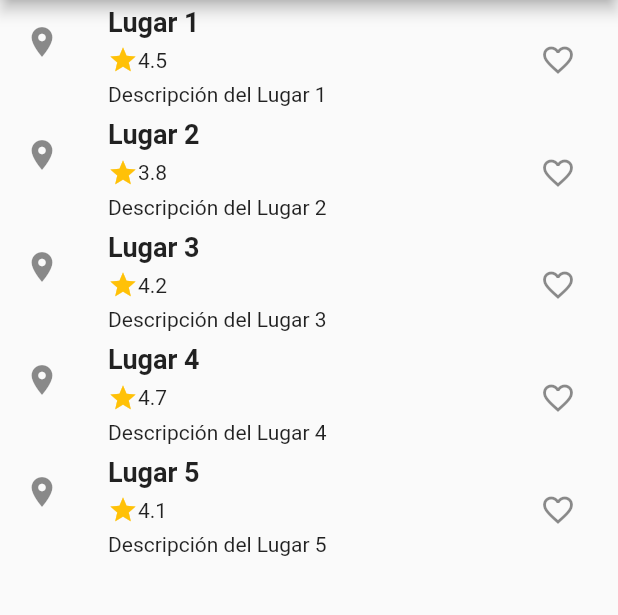
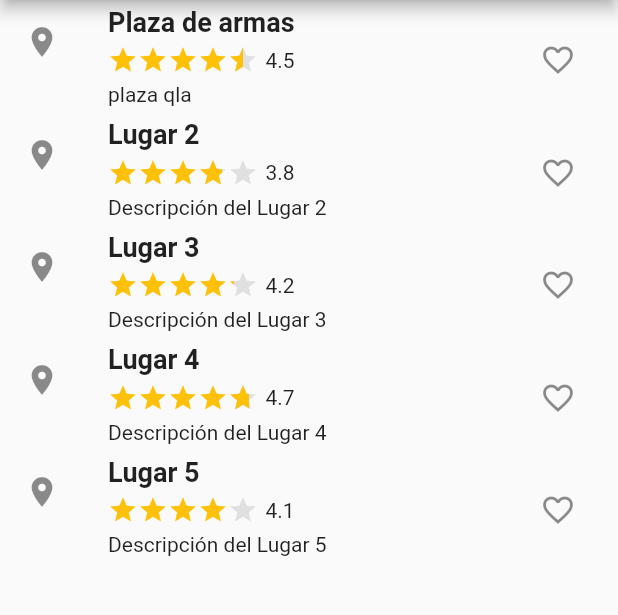
Before and after one commit to christianLizama/proyectoTecnologiasMoviles, a Flutter app: the LugaresCercanos screen opened by its route, on a phone screen of 412 x 824 dp, the part 84-699 px from its top. Run offline on Flutter 3.47's test engine with Material 2 defaults, Android fonts, the phone set to English and light mode, and no system bars; drawn by our look-alikes of flutter_rating_bar; our stand-ins replace avatar_glow, speech_to_text; missing offline and left inert: qr_code_scanner.

Commit message:
valoracion con 5 estrellitas

```diff
--- a/lib/pages/lugares_cercanos.dart
+++ b/lib/pages/lugares_cercanos.dart
@@ -1,4 +1,5 @@
 import 'package:flutter/material.dart';
+import 'package:flutter_rating_bar/flutter_rating_bar.dart';
 
 class Lugar {
   final String nombre;
@@ -25,8 +26,8 @@ class _LugaresCercanosState extends State<LugaresCercanos> {
   final TextEditingController _searchController = TextEditingController();
   List<Lugar> lugaresCercanos = [
     Lugar(
-      nombre: 'Lugar 1',
-      descripcion: 'Descripción del Lugar 1',
+      nombre: 'Plaza de armas',
+      descripcion: 'plaza qla',
       calificacion: 4.5,
     ),
     Lugar(
@@ -125,11 +126,18 @@ class _LugaresCercanosState extends State<LugaresCercanos> {
                 const SizedBox(height: 5),
                 Row(
                   children: [
-                    Icon(
-                      Icons.star,
-                      color: Colors.amber,
-                      size: 20,
+                    RatingBarIndicator(
+                      rating: lugar.calificacion,
+                      itemBuilder: (context, _) => const Icon(
+                        Icons.star,
+                        color: Colors.amber,
+                      ),
+                      itemCount: 5,
+                      itemSize: 20,
+                      unratedColor: Colors.grey[300],
+                      direction: Axis.horizontal,
                     ),
+                    const SizedBox(width: 5),
                     Text(
                       lugar.calificacion.toString(),
                       style: const TextStyle(fontSize: 14),
--- a/pubspec.yaml
+++ b/pubspec.yaml
@@ -39,6 +39,7 @@ dependencies:
   avatar_glow: ^2.0.2
   shadow: ^1.5.0
   qr_code_scanner: ^1.0.1
+  flutter_rating_bar: ^4.0.1
 
 dev_dependencies:
   flutter_test:
```
Also changed, not shown: pubspec.lock.
